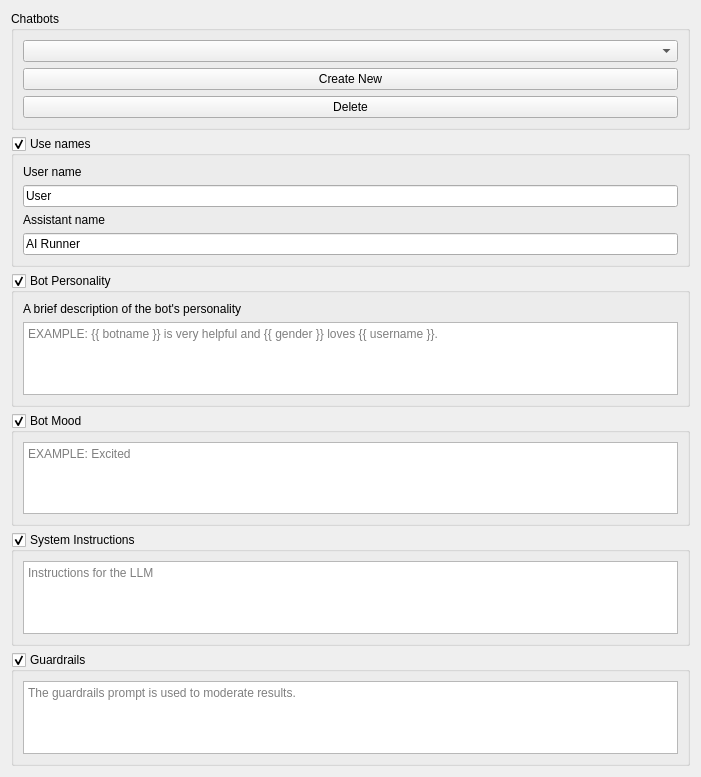
Above: src/airunner/widgets/llm/templates/bot_preferences.ui from Capsize-Games/airunner before the change. Below: the same form after it.
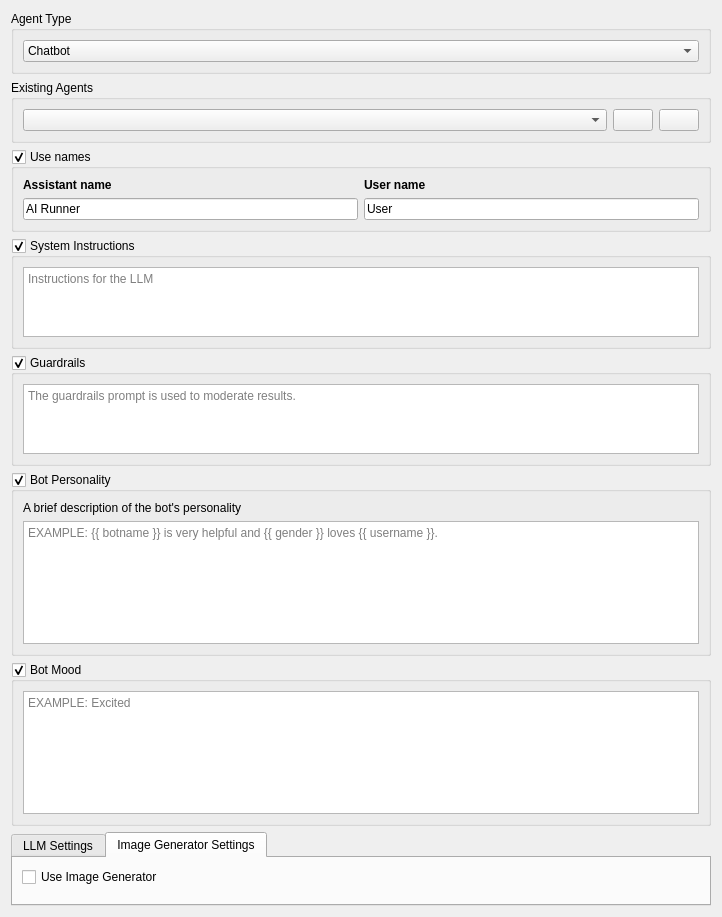
That is the form after the change. The open tabs and pages were chosen to show the change. Icons and pictures are not drawn. Custom widgets are drawn as their Qt base class.

```diff
--- a/src/airunner/widgets/llm/templates/bot_preferences.ui
+++ b/src/airunner/widgets/llm/templates/bot_preferences.ui
@@ -6,34 +6,49 @@
    <rect>
     <x>0</x>
     <y>0</y>
-    <width>701</width>
-    <height>777</height>
+    <width>722</width>
+    <height>917</height>
    </rect>
   </property>
   <property name="windowTitle">
    <string>Form</string>
   </property>
   <layout class="QGridLayout" name="gridLayout">
-   <item row="6" column="0">
-    <widget class="QGroupBox" name="guardrails_groupbox">
-     <property name="title">
-      <string>Guardrails</string>
+   <item row="12" column="0">
+    <widget class="QTabWidget" name="tabWidget">
+     <property name="currentIndex">
+      <number>0</number>
      </property>
-     <property name="checkable">
-      <bool>true</bool>
-     </property>
-     <layout class="QVBoxLayout" name="verticalLayout_2">
-      <item>
-       <widget class="QPlainTextEdit" name="guardrails_prompt">
-        <property name="placeholderText">
-         <string>The guardrails prompt is used to moderate results.</string>
-        </property>
-       </widget>
-      </item>
-     </layout>
+     <widget class="QWidget" name="tab">
+      <attribute name="title">
+       <string>LLM Settings</string>
+      </attribute>
+      <layout class="QGridLayout" name="gridLayout_4">
+       <item row="0" column="0">
+        <widget class="LLMSettingsWidget" name="widget" native="true"/>
+       </item>
+      </layout>
+     </widget>
+     <widget class="QWidget" name="tab_2">
+      <attribute name="title">
+       <string>Image Generator Settings</string>
+      </attribute>
+      <layout class="QGridLayout" name="gridLayout_6">
+       <item row="1" column="0">
+        <widget class="StableDiffusionSettingsWidget" name="widget_2" native="true"/>
+       </item>
+       <item row="0" column="0">
+        <widget class="QCheckBox" name="use_image_generator_checkbox">
+         <property name="text">
+          <string>Use Image Generator</string>
+         </property>
+        </widget>
+       </item>
+      </layout>
+     </widget>
     </widget>
    </item>
-   <item row="5" column="0">
+   <item row="4" column="0">
     <widget class="QGroupBox" name="system_instructions_groupbox">
      <property name="title">
       <string>System Instructions</string>
@@ -52,26 +67,19 @@
      </layout>
     </widget>
    </item>
-   <item row="0" column="0">
-    <widget class="QGroupBox" name="groupBox">
+   <item row="5" column="0">
+    <widget class="QGroupBox" name="guardrails_groupbox">
      <property name="title">
-      <string>Chatbots</string>
+      <string>Guardrails</string>
      </property>
-     <layout class="QGridLayout" name="gridLayout_3">
-      <item row="0" column="0">
-       <widget class="QComboBox" name="saved_chatbots"/>
-      </item>
-      <item row="1" column="0">
-       <widget class="QPushButton" name="create_new_button">
-        <property name="text">
-         <string>Create New</string>
-        </property>
-       </widget>
-      </item>
-      <item row="2" column="0">
-       <widget class="QPushButton" name="pushButton">
-        <property name="text">
-         <string>Delete</string>
+     <property name="checkable">
+      <bool>true</bool>
+     </property>
+     <layout class="QVBoxLayout" name="verticalLayout_2">
+      <item>
+       <widget class="QPlainTextEdit" name="guardrails_prompt">
+        <property name="placeholderText">
+         <string>The guardrails prompt is used to moderate results.</string>
         </property>
        </widget>
       </item>
@@ -79,51 +87,6 @@
     </widget>
    </item>
    <item row="3" column="0">
-    <widget class="QGroupBox" name="personality_groupbox">
-     <property name="title">
-      <string>Bot Personality</string>
-     </property>
-     <property name="checkable">
-      <bool>true</bool>
-     </property>
-     <layout class="QGridLayout" name="gridLayout_5">
-      <item row="1" column="0">
-       <widget class="QPlainTextEdit" name="bot_personality">
-        <property name="placeholderText">
-         <string>EXAMPLE: {{ botname }} is very helpful and {{ gender }} loves {{ username }}.</string>
-        </property>
-       </widget>
-      </item>
-      <item row="0" column="0">
-       <widget class="QLabel" name="label_2">
-        <property name="text">
-         <string>A brief description of the bot's personality</string>
-        </property>
-       </widget>
-      </item>
-     </layout>
-    </widget>
-   </item>
-   <item row="4" column="0">
-    <widget class="QGroupBox" name="mood_groupbox">
-     <property name="title">
-      <string>Bot Mood</string>
-     </property>
-     <property name="checkable">
-      <bool>true</bool>
-     </property>
-     <layout class="QGridLayout" name="gridLayout_2">
-      <item row="0" column="0">
-       <widget class="QPlainTextEdit" name="bot_mood">
-        <property name="placeholderText">
-         <string>EXAMPLE: Excited</string>
-        </property>
-       </widget>
-      </item>
-     </layout>
-    </widget>
-   </item>
-   <item row="2" column="0">
     <widget class="QGroupBox" name="names_groupbox">
      <property name="title">
       <string>Use names</string>
@@ -131,32 +94,16 @@
      <property name="checkable">
       <bool>true</bool>
      </property>
-     <layout class="QVBoxLayout" name="verticalLayout">
-      <item>
-       <layout class="QVBoxLayout" name="verticalLayout_5">
-        <item>
-         <widget class="QLabel" name="label_3">
-          <property name="text">
-           <string>User name</string>
-          </property>
-         </widget>
-        </item>
-        <item>
-         <widget class="QLineEdit" name="username">
-          <property name="text">
-           <string>User</string>
-          </property>
-          <property name="placeholderText">
-           <string>User name</string>
-          </property>
-         </widget>
-        </item>
-       </layout>
-      </item>
+     <layout class="QHBoxLayout" name="horizontalLayout">
       <item>
        <layout class="QVBoxLayout" name="verticalLayout_6">
         <item>
          <widget class="QLabel" name="label">
+          <property name="font">
+           <font>
+            <bold>true</bold>
+           </font>
+          </property>
           <property name="text">
            <string>Assistant name</string>
           </property>
@@ -177,11 +124,187 @@
         </item>
        </layout>
       </item>
+      <item>
+       <layout class="QVBoxLayout" name="verticalLayout_5">
+        <item>
+         <widget class="QLabel" name="label_3">
+          <property name="font">
+           <font>
+            <bold>true</bold>
+           </font>
+          </property>
+          <property name="text">
+           <string>User name</string>
+          </property>
+         </widget>
+        </item>
+        <item>
+         <widget class="QLineEdit" name="username">
+          <property name="text">
+           <string>User</string>
+          </property>
+          <property name="placeholderText">
+           <string>User name</string>
+          </property>
+         </widget>
+        </item>
+       </layout>
+      </item>
+     </layout>
+    </widget>
+   </item>
+   <item row="8" column="0">
+    <widget class="QWidget" name="widget_3" native="true">
+     <layout class="QGridLayout" name="gridLayout_7">
+      <property name="leftMargin">
+       <number>0</number>
+      </property>
+      <property name="topMargin">
+       <number>0</number>
+      </property>
+      <property name="rightMargin">
+       <number>0</number>
+      </property>
+      <property name="bottomMargin">
+       <number>0</number>
+      </property>
+      <item row="2" column="0">
+       <widget class="QGroupBox" name="personality_groupbox">
+        <property name="title">
+         <string>Bot Personality</string>
+        </property>
+        <property name="checkable">
+         <bool>true</bool>
+        </property>
+        <layout class="QGridLayout" name="gridLayout_5">
+         <item row="1" column="0">
+          <widget class="QPlainTextEdit" name="bot_personality">
+           <property name="placeholderText">
+            <string>EXAMPLE: {{ botname }} is very helpful and {{ gender }} loves {{ username }}.</string>
+           </property>
+          </widget>
+         </item>
+         <item row="0" column="0">
+          <widget class="QLabel" name="label_2">
+           <property name="text">
+            <string>A brief description of the bot's personality</string>
+           </property>
+          </widget>
+         </item>
+        </layout>
+       </widget>
+      </item>
+      <item row="3" column="0">
+       <widget class="QGroupBox" name="mood_groupbox">
+        <property name="title">
+         <string>Bot Mood</string>
+        </property>
+        <property name="checkable">
+         <bool>true</bool>
+        </property>
+        <layout class="QGridLayout" name="gridLayout_2">
+         <item row="0" column="0">
+          <widget class="QPlainTextEdit" name="bot_mood">
+           <property name="placeholderText">
+            <string>EXAMPLE: Excited</string>
+           </property>
+          </widget>
+         </item>
+        </layout>
+       </widget>
+      </item>
+     </layout>
+    </widget>
+   </item>
+   <item row="1" column="0">
+    <widget class="QGroupBox" name="groupBox">
+     <property name="title">
+      <string>Existing Agents</string>
+     </property>
+     <layout class="QGridLayout" name="gridLayout_3">
+      <item row="0" column="1">
+       <widget class="QPushButton" name="create_new_button">
+        <property name="maximumSize">
+         <size>
+          <width>40</width>
+          <height>16777215</height>
+         </size>
+        </property>
+        <property name="toolTip">
+         <string>Add new agent</string>
+        </property>
+        <property name="text">
+         <string/>
+        </property>
+        <property name="icon">
+         <iconset theme="list-add"/>
+        </property>
+       </widget>
+      </item>
+      <item row="0" column="0">
+       <widget class="QComboBox" name="saved_chatbots"/>
+      </item>
+      <item row="0" column="2">
+       <widget class="QPushButton" name="pushButton">
+        <property name="maximumSize">
+         <size>
+          <width>40</width>
+          <height>16777215</height>
+         </size>
+        </property>
+        <property name="toolTip">
+         <string>Delete agent</string>
+        </property>
+        <property name="text">
+         <string/>
+        </property>
+        <property name="icon">
+         <iconset theme="process-stop"/>
+        </property>
+       </widget>
+      </item>
+     </layout>
+    </widget>
+   </item>
+   <item row="0" column="0">
+    <widget class="QGroupBox" name="groupBox_2">
+     <property name="title">
+      <string>Agent Type</string>
+     </property>
+     <layout class="QGridLayout" name="gridLayout_8">
+      <item row="0" column="0">
+       <widget class="QComboBox" name="comboBox">
+        <item>
+         <property name="text">
+          <string>Chatbot</string>
+         </property>
+        </item>
+        <item>
+         <property name="text">
+          <string>Tool</string>
+         </property>
+        </item>
+       </widget>
+      </item>
      </layout>
     </widget>
    </item>
   </layout>
  </widget>
+ <customwidgets>
+  <customwidget>
+   <class>StableDiffusionSettingsWidget</class>
+   <extends>QWidget</extends>
+   <header>airunner/widgets/stablediffusion/stable_diffusion_settings_widget</header>
+   <container>1</container>
+  </customwidget>
+  <customwidget>
+   <class>LLMSettingsWidget</class>
+   <extends>QWidget</extends>
+   <header>airunner/widgets/llm/llm_settings_widget</header>
+   <container>1</container>
+  </customwidget>
+ </customwidgets>
  <resources/>
  <connections>
   <connection>
```
Left out of the diff: 88 changed lines with no effect on the pictures.
